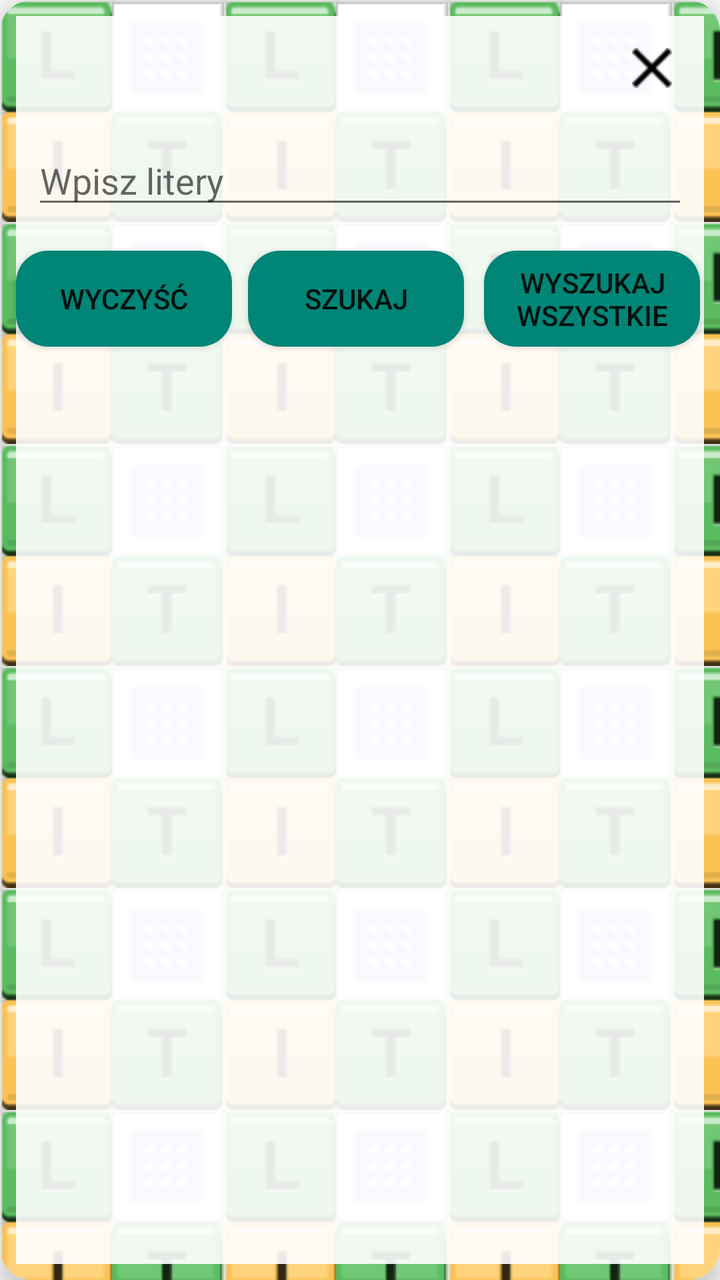
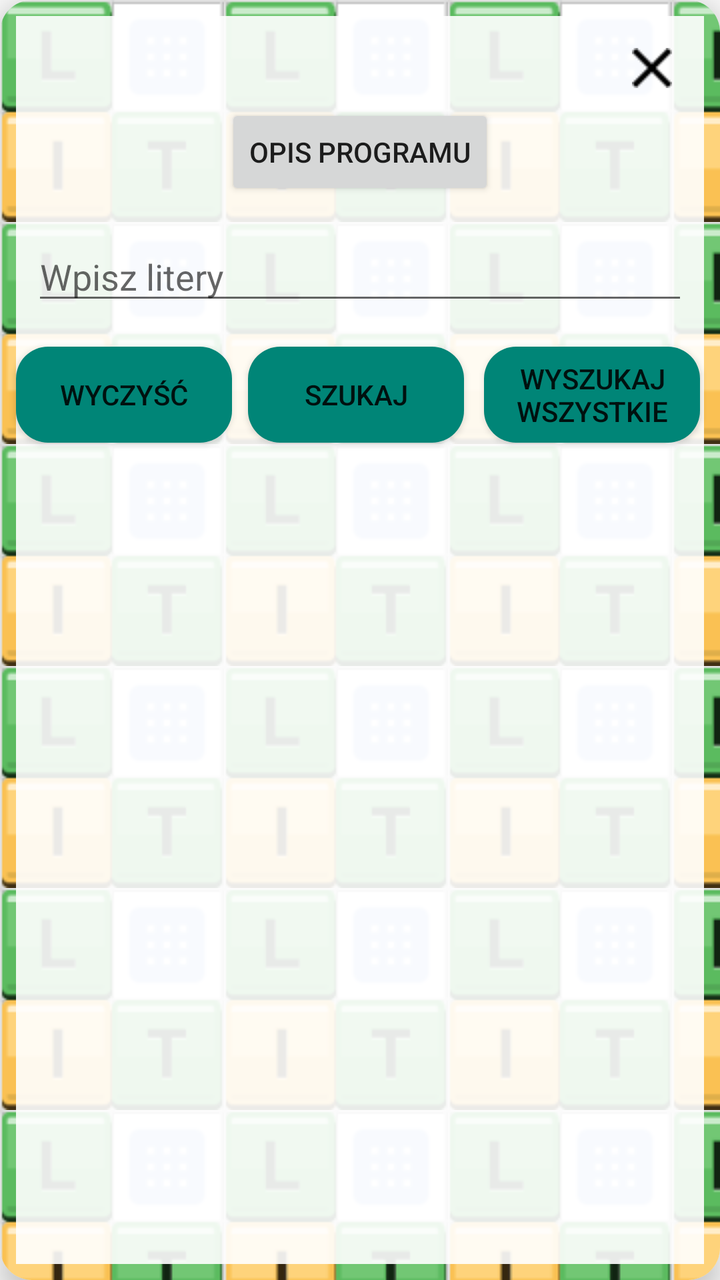

Screens rendered from an Android XML layout before and after an edit, with the pre-edit source and the edit as a unified diff.
<!-- AndroidManifest.xml: application theme Theme.AppCompat.DayNight.NoActionBar -->
<!-- res/layout/activity_main.xml -->
<?xml version="1.0" encoding="utf-8"?>
<androidx.cardview.widget.CardView
    xmlns:android="http://schemas.android.com/apk/res/android"
    xmlns:app="http://schemas.android.com/apk/res-auto"
    android:layout_width="match_parent"
    android:layout_height="match_parent"
    android:layout_margin="16dp"
    app:cardCornerRadius="16dp"
    android:textColorHint="#888888"
    app:cardElevation="8dp"
    app:cardBackgroundColor="#FFFFFF">

    <androidx.constraintlayout.widget.ConstraintLayout
        android:layout_width="match_parent"
        android:layout_height="match_parent"
        android:background="@drawable/background">

        <ImageButton
            android:id="@+id/closeButton"
            android:layout_width="wrap_content"
            android:layout_height="wrap_content"
            android:src="@drawable/ic_close"
            android:background="@drawable/imagebutton_background"
            android:padding="8dp"
            android:layout_marginEnd="16dp"
            android:layout_marginTop="16dp"
            app:layout_constraintEnd_toEndOf="parent"
            app:layout_constraintTop_toTopOf="parent" />


        <ProgressBar
            android:id="@+id/progressBar"
            style="?android:attr/progressBarStyleHorizontal"
            android:layout_width="0dp"
            android:layout_height="wrap_content"
            android:layout_marginStart="16dp"
            android:layout_marginEnd="16dp"
            android:layout_marginTop="8dp"
            android:visibility="gone"
            app:layout_constraintTop_toBottomOf="@id/closeButton"
            app:layout_constraintStart_toStartOf="parent"
            app:layout_constraintEnd_toEndOf="parent" />

        <EditText
            android:id="@+id/inputField"
            android:layout_width="0dp"
            android:layout_height="wrap_content"
            android:hint="Wpisz litery"
            android:inputType="textNoSuggestions"
            android:layout_marginStart="16dp"
            android:layout_marginEnd="16dp"
            android:layout_marginTop="16dp"
            app:layout_constraintTop_toBottomOf="@id/progressBar"
            app:layout_constraintStart_toStartOf="parent"
            app:layout_constraintEnd_toEndOf="parent" />

        <Button
            android:id="@+id/clearButton"
            android:layout_width="0dp"
            android:layout_height="wrap_content"
            android:text="Wyczyść"
            android:layout_marginStart="8dp"
            android:layout_marginTop="16dp"
            android:background="@drawable/button_background"
            app:layout_constraintWidth_percent="0.3"
            app:layout_constraintTop_toBottomOf="@id/inputField"
            app:layout_constraintStart_toStartOf="parent" />

        <Button
            android:id="@+id/searchFromAllButton"
            android:layout_width="0dp"
            android:layout_height="wrap_content"
            android:text="Szukaj"
            android:layout_marginStart="8dp"
            android:layout_marginTop="16dp"
            android:background="@drawable/button_background"
            app:layout_constraintWidth_percent="0.3"
            app:layout_constraintTop_toBottomOf="@id/inputField"
            app:layout_constraintStart_toEndOf="@id/clearButton" />

        <Button
            android:id="@+id/searchAllButton"
            android:layout_width="0dp"
            android:layout_height="wrap_content"
            android:text="Wyszukaj wszystkie"
            android:layout_marginStart="8dp"
            android:layout_marginTop="16dp"
            android:layout_marginEnd="8dp"
            android:background="@drawable/button_background"
            app:layout_constraintWidth_percent="0.3"
            app:layout_constraintTop_toBottomOf="@id/inputField"
            app:layout_constraintStart_toEndOf="@id/searchFromAllButton"
            app:layout_constraintEnd_toEndOf="parent" />

        <ListView
            android:id="@+id/wordList"
            android:layout_width="0dp"
            android:layout_height="0dp"
            android:layout_margin="16dp"
            app:layout_constraintTop_toBottomOf="@id/searchAllButton"
            app:layout_constraintStart_toStartOf="parent"
            app:layout_constraintEnd_toEndOf="parent"
            app:layout_constraintBottom_toTopOf="@id/infoLabel" />

        <TextView
            android:id="@+id/infoLabel"
            android:layout_width="0dp"
            android:layout_height="wrap_content"
            android:text=""
            android:textAlignment="center"
            android:textColor="@android:color/holo_green_dark"
            android:layout_margin="16dp"
            app:layout_constraintBottom_toBottomOf="parent"
            app:layout_constraintStart_toStartOf="parent"
            app:layout_constraintEnd_toEndOf="parent" />

    </androidx.constraintlayout.widget.ConstraintLayout>
</androidx.cardview.widget.CardView>
<!-- resources referenced by this layout -->
<resources>
  <!-- drawable background (drawable) -->
  <layer-list xmlns:android="http://schemas.android.com/apk/res/android">
      <item>
          <bitmap
              android:src="@drawable/literaki_plansza"
              android:tileMode="repeat"
              android:gravity="top|left" />
      </item>
      <item android:bottom="8dp" android:left="8dp" android:right="8dp" android:top="8dp">
          <shape android:shape="rectangle">
              <solid android:color="#E6FFFFFF"/>
          </shape>
      </item>
  </layer-list>
  <!-- drawable button_background (drawable) -->
  <shape xmlns:android="http://schemas.android.com/apk/res/android">
      <solid android:color="?android:attr/colorAccent"/>
      <corners android:radius="16dp"/>
  </shape>
  <!-- drawable ic_close: png bitmap (drawable, 242 bytes) -->
  <!-- drawable imagebutton_background (drawable) -->
  <shape xmlns:android="http://schemas.android.com/apk/res/android"
      android:shape="rectangle">
      <solid android:color="@android:color/transparent" /> 
      <corners android:radius="8dp" /> 
  </shape>
  <!-- drawable literaki_plansza: png bitmap (drawable, 2555 bytes) -->
</resources>

<!-- the commit's change to res/layout/activity_main.xml (unified diff, before → after) -->
@@ -6,7 +6,6 @@
     android:layout_height="match_parent"
     android:layout_margin="16dp"
     app:cardCornerRadius="16dp"
-    android:textColorHint="#888888"
     app:cardElevation="8dp"
     app:cardBackgroundColor="#FFFFFF">
 
@@ -27,6 +26,26 @@
             app:layout_constraintEnd_toEndOf="parent"
             app:layout_constraintTop_toTopOf="parent" />
 
+        <Button
+            android:id="@+id/showDescriptionButton"
+            android:layout_width="wrap_content"
+            android:layout_height="wrap_content"
+            android:text="Opis Programu"
+            app:layout_constraintTop_toBottomOf="@id/closeButton"
+            app:layout_constraintStart_toStartOf="parent"
+            app:layout_constraintEnd_toEndOf="parent" />
+
+        <TextView
+            android:id="@+id/programDescription"
+            android:layout_width="0dp"
+            android:layout_height="wrap_content"
+            android:visibility="gone"
+            android:padding="16dp"
+            android:textColor="#000000"
+            android:text="@string/program_description_html"
+            app:layout_constraintTop_toBottomOf="@id/showDescriptionButton"
+            app:layout_constraintStart_toStartOf="parent"
+            app:layout_constraintEnd_toEndOf="parent" />
 
         <ProgressBar
             android:id="@+id/progressBar"
@@ -37,7 +56,7 @@
             android:layout_marginEnd="16dp"
             android:layout_marginTop="8dp"
             android:visibility="gone"
-            app:layout_constraintTop_toBottomOf="@id/closeButton"
+            app:layout_constraintTop_toBottomOf="@id/programDescription"
             app:layout_constraintStart_toStartOf="parent"
             app:layout_constraintEnd_toEndOf="parent" />
 
<!-- resource entries referenced after the edit -->
@@ -26,6 +26,27 @@
       <solid android:color="@android:color/transparent" /> 
       <corners android:radius="8dp" /> 
   </shape>
+  <string name="program_description_html">
+          Program "Litera" umożliwia wyszukiwanie słów na podstawie wprowadzonych liter lub fraz.
+          Oto jak możesz z niego korzystać:
+          Wprowadź litery:
+          W polu tekstowym możesz wprowadzić litery, z których chcesz ułożyć słowa lub frazy do wyszukania.
+          Opcje wyszukiwania:
+          Szukaj: Po wprowadzeniu co najmniej trzech znaków możesz kliknąć przycisk "Szukaj".
+          Program znajdzie wszystkie słowa, które można ułożyć z wszystkich podanych liter.
+          Szukaj wszystkie: Jeśli chcesz znaleźć wszystkie możliwe słowa, które można ułożyć z podanych znaków, niekoniecznie z wszystkich, kliknij przycisk "Wyszukaj wszystkie".
+          Wyniki wyszukiwania:
+          Jeśli wśród wpisanych znaków jest spacja program zastępuje ją po kolei wszystkimi literami polskiego alfabetu i z takiego zestawu szuka możliwych do ułożenia słów. Uwaga ! - duża ilość liter i spacja może spowodować długie szukanie słów. Zależy to od szybkości urządzenia.
+          Dopuszczalna jest jedna spacja.
+          Znalezione słowa są wyświetlane w liście poniżej przycisków wyszukiwania.
+          Informacje o wynikach pojawiają się w dolnej części ekranu. Jeśli nie znaleziono żadnych słów, zostanie wyświetlony stosowny komunikat.
+          Czyszczenie wyników:
+          Aby wyczyścić pola tekstowe i wyniki wyszukiwania, kliknij przycisk "Wyczyść".
+          Zamykanie programu:
+          Aby zamknąć program, kliknij ikonę "X" w prawym górnym rogu ekranu.
+          Program "Litera" jest prosty w obsłudze i przeznaczony do szybkiego wyszukiwania słów na podstawie wprowadzonych liter.
+          Autor programu: Mariusz Jurczyk-Kepke, e-mail: mariokey@go2.pl
+      </string>
   <!-- drawable literaki_plansza: png bitmap (drawable, 2555 bytes) -->
 </resources>
 
